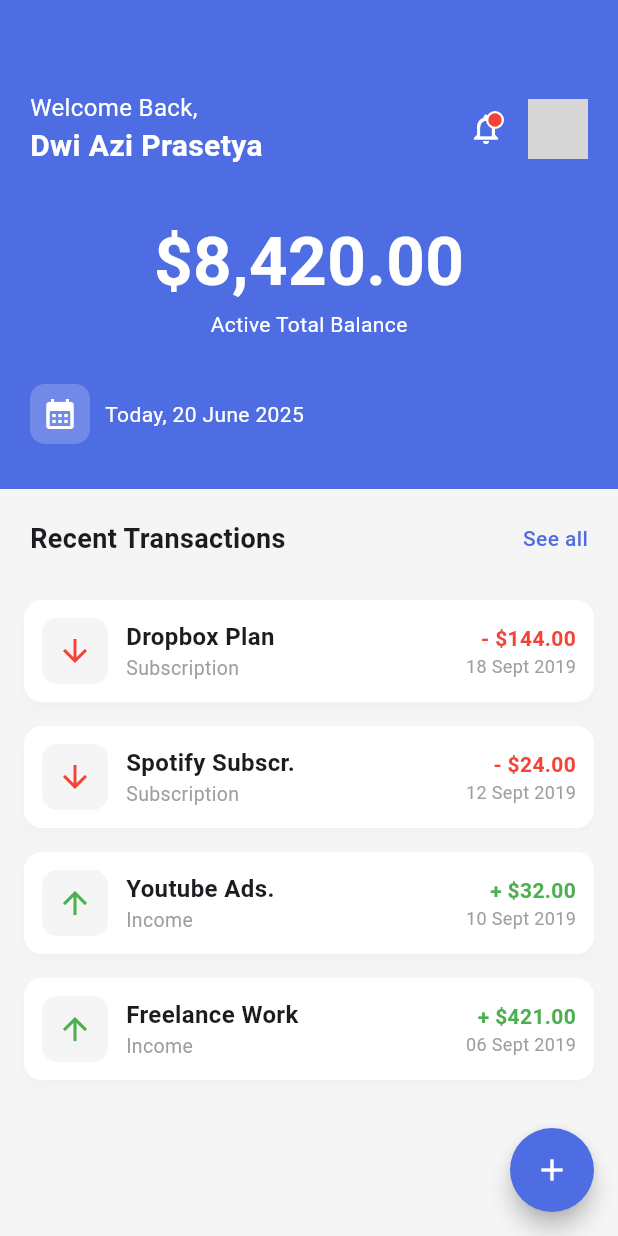
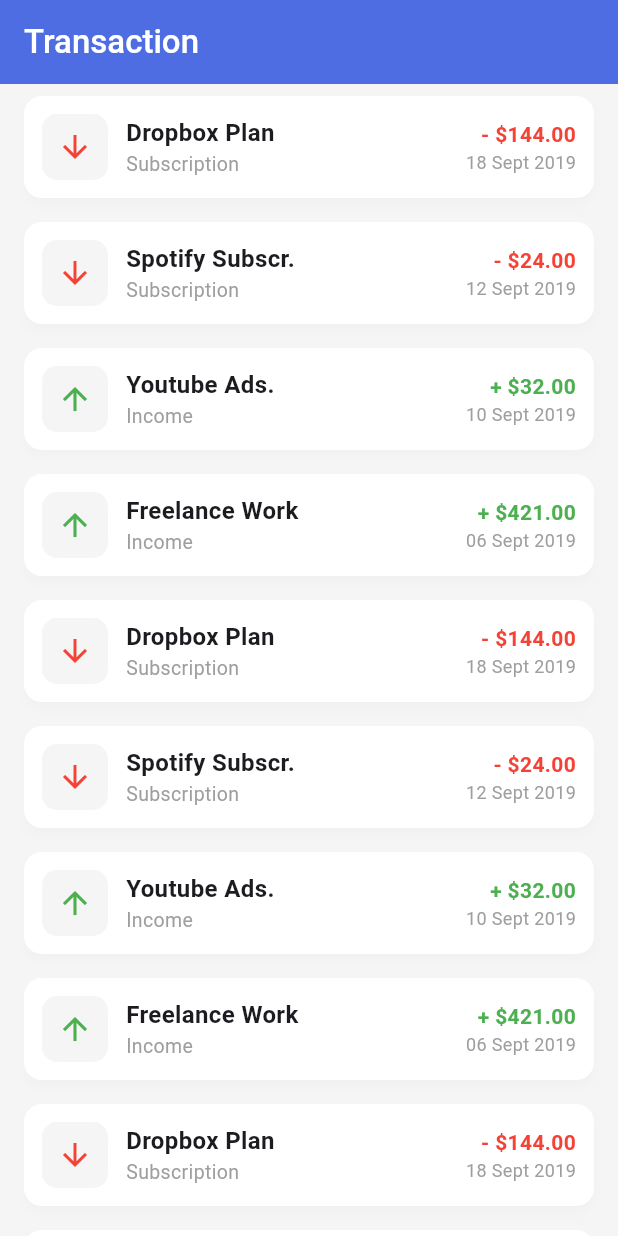
Before and after one commit to dwiaziprasetya/Quanta, a Flutter app: the screen it shows after launch, on a phone screen of 412 x 824 dp. Run offline on Flutter 3.47's test engine with Material 3 defaults, Android fonts, the phone set to English and light mode, and no system bars; grey boxes are pictures that could not be loaded.

Commit message:
update: Update transaction screen ui

```diff
--- a/lib/main.dart
+++ b/lib/main.dart
@@ -1,5 +1,6 @@
 import 'package:flutter/material.dart';
 import 'package:quanta/presentation/screens/home/home_screen.dart';
+import 'package:quanta/presentation/screens/transaction/transaction_screen.dart';
 
 void main() {
   runApp(const MainApp());
@@ -10,6 +11,6 @@
 
   @override
   Widget build(BuildContext context) {
-    return MaterialApp(home: HomeScreen());
+    return MaterialApp(home: TransactionScreen());
   }
 }
--- a/lib/presentation/screens/transaction/transaction_screen.dart
+++ b/lib/presentation/screens/transaction/transaction_screen.dart
@@ -0,0 +1,239 @@
+import 'package:flutter/material.dart';
+import 'package:flutter/services.dart';
+import 'package:quanta/core/style/color/quanta_colors.dart';
+
+class TransactionScreen extends StatelessWidget {
+  const TransactionScreen({super.key});
+
+  @override
+  Widget build(BuildContext context) {
+    return AnnotatedRegion(
+      value: SystemUiOverlayStyle.light,
+      child: Scaffold(
+        backgroundColor: Colors.grey[100],
+        appBar: AppBar(
+          title: Text(
+            'Transaction',
+            style: TextStyle(fontWeight: FontWeight.w500, color: Colors.white),
+          ),
+          backgroundColor: QuantaColors.blue.color,
+        ),
+        body: Expanded(
+          child: ListView(
+            padding: EdgeInsets.symmetric(horizontal: 16),
+            children: [
+              _buildTransactionItem(
+                icon: Icons.arrow_downward,
+                iconColor: Colors.red,
+                title: 'Dropbox Plan',
+                subtitle: 'Subscription',
+                date: '18 Sept 2019',
+                amount: '- \$144.00',
+                amountColor: Colors.red,
+              ),
+              _buildTransactionItem(
+                icon: Icons.arrow_downward,
+                iconColor: Colors.red,
+                title: 'Spotify Subscr.',
+                subtitle: 'Subscription',
+                date: '12 Sept 2019',
+                amount: '- \$24.00',
+                amountColor: Colors.red,
+              ),
+              _buildTransactionItem(
+                icon: Icons.arrow_upward,
+                iconColor: Colors.green,
+                title: 'Youtube Ads.',
+                subtitle: 'Income',
+                date: '10 Sept 2019',
+                amount: '+ \$32.00',
+                amountColor: Colors.green,
+              ),
+              _buildTransactionItem(
+                icon: Icons.arrow_upward,
+                iconColor: Colors.green,
+                title: 'Freelance Work',
+                subtitle: 'Income',
+                date: '06 Sept 2019',
+                amount: '+ \$421.00',
+                amountColor: Colors.green,
+              ),
+              _buildTransactionItem(
+                icon: Icons.arrow_downward,
+                iconColor: Colors.red,
+                title: 'Dropbox Plan',
+                subtitle: 'Subscription',
+                date: '18 Sept 2019',
+                amount: '- \$144.00',
+                amountColor: Colors.red,
+              ),
+              _buildTransactionItem(
+                icon: Icons.arrow_downward,
+                iconColor: Colors.red,
+                title: 'Spotify Subscr.',
+                subtitle: 'Subscription',
+                date: '12 Sept 2019',
+                amount: '- \$24.00',
+                amountColor: Colors.red,
+              ),
+              _buildTransactionItem(
+                icon: Icons.arrow_upward,
+                iconColor: Colors.green,
+                title: 'Youtube Ads.',
+                subtitle: 'Income',
+                date: '10 Sept 2019',
+                amount: '+ \$32.00',
+                amountColor: Colors.green,
+              ),
+              _buildTransactionItem(
+                icon: Icons.arrow_upward,
+                iconColor: Colors.green,
+                title: 'Freelance Work',
+                subtitle: 'Income',
+                date: '06 Sept 2019',
+                amount: '+ \$421.00',
+                amountColor: Colors.green,
+              ),
+              _buildTransactionItem(
+                icon: Icons.arrow_downward,
+                iconColor: Colors.red,
+                title: 'Dropbox Plan',
+                subtitle: 'Subscription',
+                date: '18 Sept 2019',
+                amount: '- \$144.00',
+                amountColor: Colors.red,
+              ),
+              _buildTransactionItem(
+                icon: Icons.arrow_downward,
+                iconColor: Colors.red,
+                title: 'Spotify Subscr.',
+                subtitle: 'Subscription',
+                date: '12 Sept 2019',
+                amount: '- \$24.00',
+                amountColor: Colors.red,
+              ),
+              _buildTransactionItem(
+                icon: Icons.arrow_upward,
+                iconColor: Colors.green,
+                title: 'Youtube Ads.',
+                subtitle: 'Income',
+                date: '10 Sept 2019',
+                amount: '+ \$32.00',
+                amountColor: Colors.green,
+              ),
+              _buildTransactionItem(
+                icon: Icons.arrow_upward,
+                iconColor: Colors.green,
+                title: 'Freelance Work',
+                subtitle: 'Income',
+                date: '06 Sept 2019',
+                amount: '+ \$421.00',
+                amountColor: Colors.green,
+              ),
+              _buildTransactionItem(
+                icon: Icons.arrow_downward,
+                iconColor: Colors.red,
+                title: 'Dropbox Plan',
+                subtitle: 'Subscription',
+                date: '18 Sept 2019',
+                amount: '- \$144.00',
+                amountColor: Colors.red,
+              ),
+              _buildTransactionItem(
+                icon: Icons.arrow_downward,
+                iconColor: Colors.red,
+                title: 'Spotify Subscr.',
+                subtitle: 'Subscription',
+                date: '12 Sept 2019',
+                amount: '- \$24.00',
+                amountColor: Colors.red,
+              ),
+              _buildTransactionItem(
+                icon: Icons.arrow_upward,
+                iconColor: Colors.green,
+                title: 'Youtube Ads.',
+                subtitle: 'Income',
+                date: '10 Sept 2019',
+                amount: '+ \$32.00',
+                amountColor: Colors.green,
+              ),
+              _buildTransactionItem(
+                icon: Icons.arrow_upward,
+                iconColor: Colors.green,
+                title: 'Freelance Work',
+                subtitle: 'Income',
+                date: '06 Sept 2019',
+                amount: '+ \$421.00',
+                amountColor: Colors.green,
+              ),
+            ],
+          ),
+        ),
+      ),
+    );
+  }
+}
+
+Widget _buildTransactionItem({
+  required IconData icon,
+  required Color iconColor,
+  required String title,
+  required String subtitle,
+  required String date,
+  required String amount,
+  required Color amountColor,
+}) {
+  return Container(
+    margin: EdgeInsets.symmetric(vertical: 8),
+    padding: EdgeInsets.all(12),
+    decoration: BoxDecoration(
+      color: Colors.white,
+      borderRadius: BorderRadius.circular(12),
+      boxShadow: [
+        BoxShadow(
+          color: Colors.grey.withOpacity(0.05),
+          blurRadius: 5,
+          offset: Offset(0, 4),
+        ),
+      ],
+    ),
+    child: Row(
+      children: [
+        Container(
+          padding: EdgeInsets.all(10),
+          decoration: BoxDecoration(
+            color: Colors.grey.shade100,
+            borderRadius: BorderRadius.circular(10),
+          ),
+          child: Icon(icon, color: iconColor),
+        ),
+        SizedBox(width: 12),
+        Expanded(
+          child: Column(
+            crossAxisAlignment: CrossAxisAlignment.start,
+            children: [
+              Text(
+                title,
+                style: TextStyle(fontSize: 16, fontWeight: FontWeight.bold),
+              ),
+              Text(
+                subtitle,
+                style: TextStyle(fontSize: 13, color: Colors.grey),
+              ),
+            ],
+          ),
+        ),
+        Column(
+          crossAxisAlignment: CrossAxisAlignment.end,
+          children: [
+            Text(
+              amount,
+              style: TextStyle(fontWeight: FontWeight.bold, color: amountColor),
+            ),
+            Text(date, style: TextStyle(fontSize: 12, color: Colors.grey)),
+          ],
+        ),
+      ],
+    ),
+  );
+}
```
